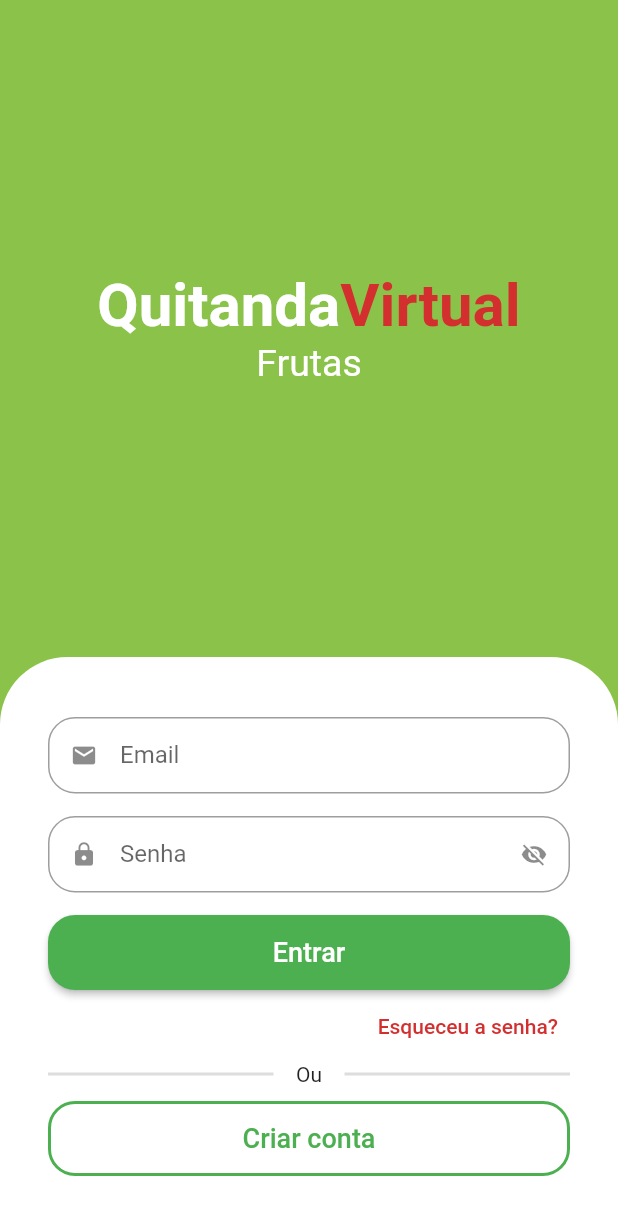
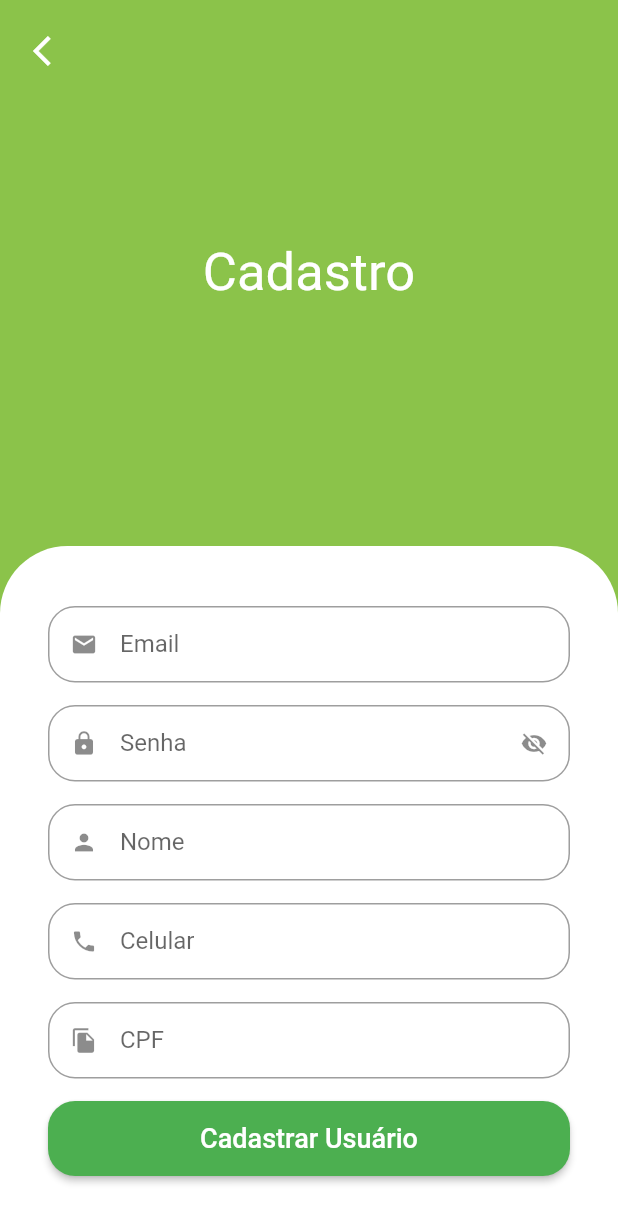
Before and after one commit to arlindogarcia/quitanta_flutter, a Flutter app: the screen it shows after launch, after a tap on "Criar conta", on a phone screen of 412 x 824 dp. Shown: the top 1223 px of the screen. Run offline on Flutter 3.47's test engine with Material 2 defaults, Android fonts, the light colour scheme and no system bars; drawn by our look-alikes of animated_text_kit; our stand-ins replace mask_text_input_formatter.

Commit message:
Feat: tela de cadastro

```diff
--- a/lib/src/auth/components/custom_text_field.dart
+++ b/lib/src/auth/components/custom_text_field.dart
@@ -1,15 +1,18 @@
 import 'package:flutter/material.dart';
+import 'package:flutter/services.dart';
 
 class CustomTextField extends StatefulWidget {
   final IconData icon;
   final String label;
   final bool isSecret;
+  final List<TextInputFormatter>? inputFormatters;
 
   const CustomTextField({
     Key? key,
     required this.icon,
     required this.label,
     this.isSecret = false,
+    this.inputFormatters,
   }) : super(key: key);
 
   @override
@@ -31,6 +34,7 @@
     return Padding(
       padding: const EdgeInsets.only(bottom: 15),
       child: TextFormField(
+        inputFormatters: widget.inputFormatters,
         obscureText: isObscure,
         decoration: InputDecoration(
           prefixIcon: Icon(widget.icon),
--- a/lib/src/auth/sign_in_screen.dart
+++ b/lib/src/auth/sign_in_screen.dart
@@ -1,6 +1,7 @@
 import 'package:animated_text_kit/animated_text_kit.dart';
 import 'package:flutter/material.dart';
 import 'package:quitanta_flutter/src/auth/components/custom_text_field.dart';
+import 'package:quitanta_flutter/src/auth/sign_up_screen.dart';
 import 'package:quitanta_flutter/src/config/custom_colors.dart';
 
 class SignInScreen extends StatelessWidget {
@@ -156,7 +157,13 @@
                       SizedBox(
                         height: 50,
                         child: OutlinedButton(
-                          onPressed: () {},
+                          onPressed: () {
+                            Navigator.of(context).push(
+                              MaterialPageRoute(builder: (c) {
+                                return SignUpScreen();
+                              }),
+                            );
+                          },
                           style: OutlinedButton.styleFrom(
                             shape: RoundedRectangleBorder(
                               borderRadius: BorderRadius.circular(18),
--- /dev/null
+++ b/lib/src/auth/sign_up_screen.dart
@@ -0,0 +1,125 @@
+import 'package:flutter/material.dart';
+import 'package:mask_text_input_formatter/mask_text_input_formatter.dart';
+import 'package:quitanta_flutter/src/auth/components/custom_text_field.dart';
+import 'package:quitanta_flutter/src/config/custom_colors.dart';
+
+class SignUpScreen extends StatelessWidget {
+  SignUpScreen({Key? key}) : super(key: key);
+
+  final cpfFormatter = MaskTextInputFormatter(
+    mask: '###.###.###-##',
+    filter: {'#': RegExp(r'[0-9]')},
+  );
+
+  final phoneFormatter = MaskTextInputFormatter(
+    mask: '(##) #####-####',
+    filter: {'#': RegExp(r'[0-9]')},
+  );
+
+  @override
+  Widget build(BuildContext context) {
+    final size = MediaQuery.of(context).size;
+
+    return Scaffold(
+      backgroundColor: CustomColors.customSwatchColor,
+      body: SingleChildScrollView(
+        child: SizedBox(
+          height: size.height,
+          width: size.width,
+          child: Stack(
+            children: [
+              Column(
+                children: [
+                  const Expanded(
+                    child: Center(
+                      child: Text(
+                        'Cadastro',
+                        style: TextStyle(
+                          color: Colors.white,
+                          fontSize: 35,
+                        ),
+                      ),
+                    ),
+                  ),
+
+                  // Formulário
+                  Container(
+                    padding: const EdgeInsets.symmetric(
+                      horizontal: 32,
+                      vertical: 40,
+                    ),
+                    decoration: const BoxDecoration(
+                      color: Colors.white,
+                      borderRadius: BorderRadius.vertical(
+                        top: Radius.circular(45),
+                      ),
+                    ),
+                    child: Column(
+                      crossAxisAlignment: CrossAxisAlignment.stretch,
+                      children: [
+                        const CustomTextField(
+                          icon: Icons.email,
+                          label: 'Email',
+                        ),
+                        const CustomTextField(
+                          icon: Icons.lock,
+                          label: 'Senha',
+                          isSecret: true,
+                        ),
+                        const CustomTextField(
+                          icon: Icons.person,
+                          label: 'Nome',
+                        ),
+                        CustomTextField(
+                          icon: Icons.phone,
+                          label: 'Celular',
+                          inputFormatters: [phoneFormatter],
+                        ),
+                        CustomTextField(
+                          icon: Icons.file_copy,
+                          label: 'CPF',
+                          inputFormatters: [cpfFormatter],
+                        ),
+                        SizedBox(
+                          height: 50,
+                          child: ElevatedButton(
+                            style: ElevatedButton.styleFrom(
+                              shape: RoundedRectangleBorder(
+                                borderRadius: BorderRadius.circular(18),
+                              ),
+                            ),
+                            onPressed: () {},
+                            child: const Text(
+                              'Cadastrar Usuário',
+                              style: TextStyle(fontSize: 18),
+                            ),
+                          ),
+                        )
+                      ],
+                    ),
+                  ),
+                ],
+              ),
+              // Botão voltar
+              Positioned(
+                left: 10,
+                top: 10,
+                child: SafeArea(
+                  child: IconButton(
+                    onPressed: () {
+                      Navigator.of(context).pop();
+                    },
+                    icon: const Icon(
+                      Icons.arrow_back_ios,
+                      color: Colors.white,
+                    ),
+                  ),
+                ),
+              )
+            ],
+          ),
+        ),
+      ),
+    );
+  }
+}
--- a/pubspec.yaml
+++ b/pubspec.yaml
@@ -35,6 +35,7 @@
   # Use with the CupertinoIcons class for iOS style icons.
   cupertino_icons: ^1.0.2
   animated_text_kit: ^4.2.2
+  mask_text_input_formatter: ^2.4.0
 
 dev_dependencies:
   flutter_test:
```
Also changed, not shown: pubspec.lock.
